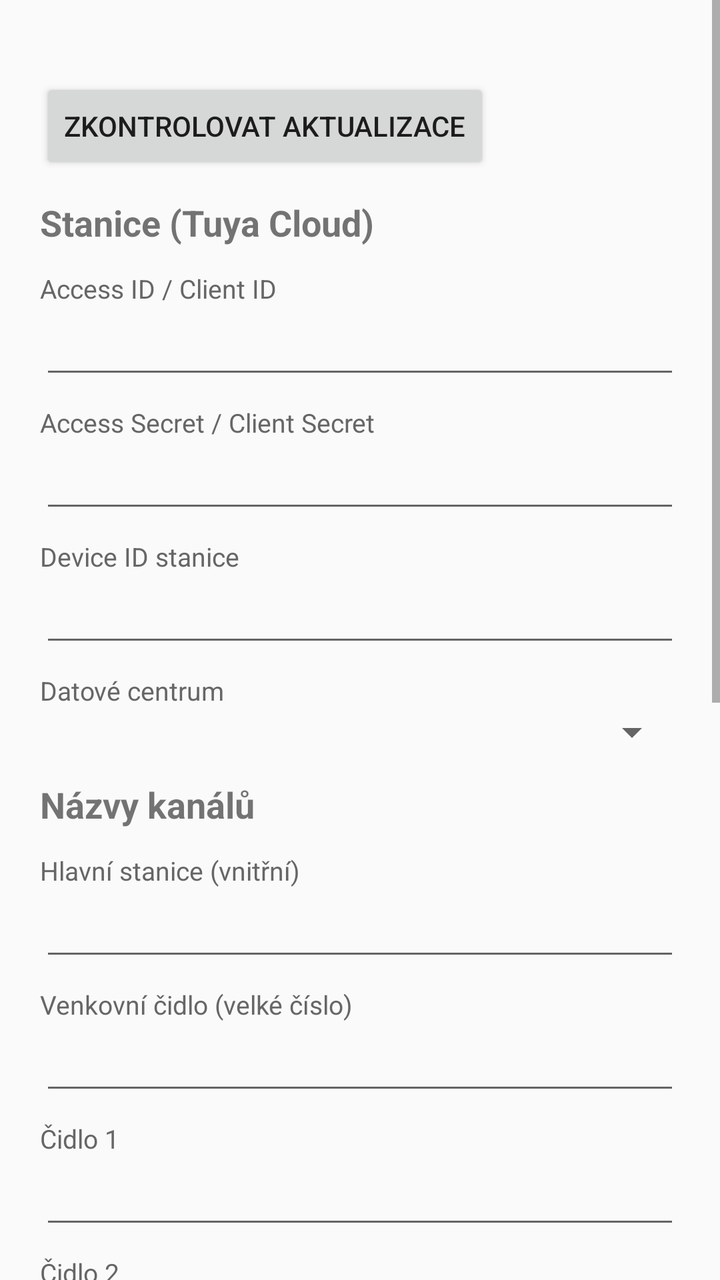
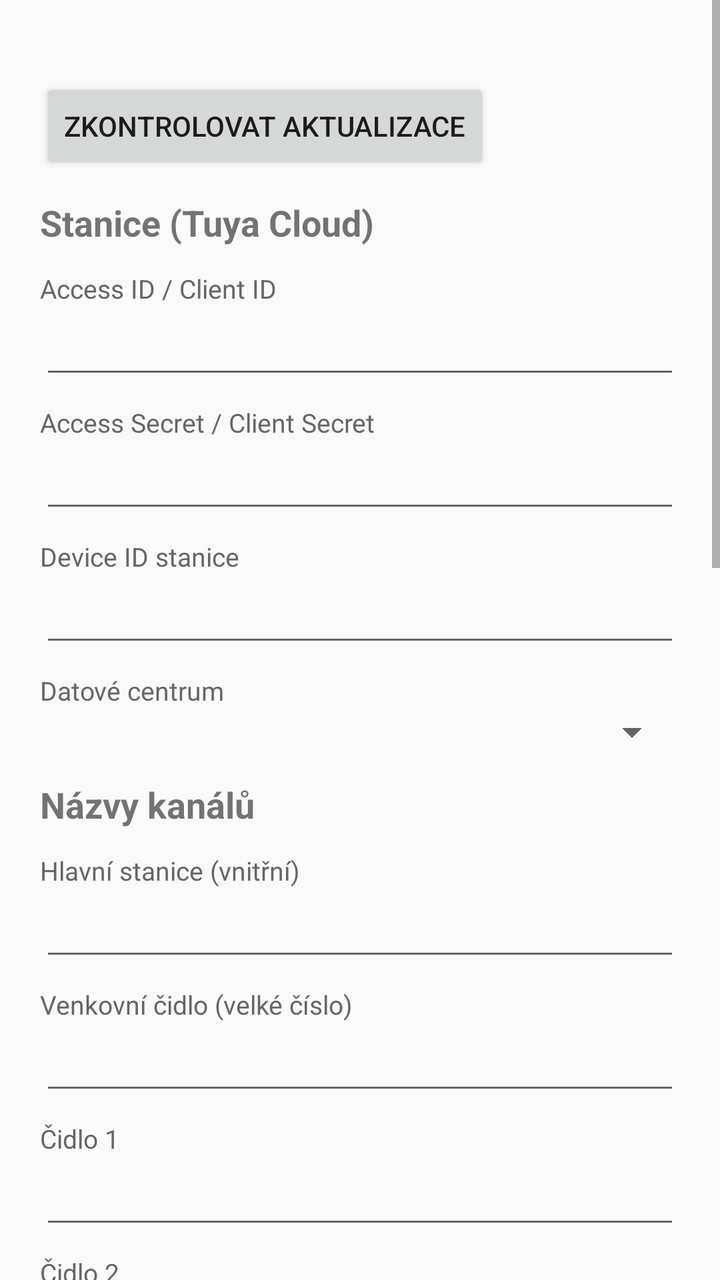

An Android layout rendered at two revisions. The XML below is the earlier revision; the diff shows what the commit changed to produce the second picture.
<!-- AndroidManifest.xml: application theme android:Theme.Material.Light.DarkActionBar -->
<!-- res/layout/activity_settings.xml -->
<?xml version="1.0" encoding="utf-8"?>
<ScrollView xmlns:android="http://schemas.android.com/apk/res/android"
    android:layout_width="match_parent"
    android:layout_height="match_parent"
    android:fitsSystemWindows="true">

    <LinearLayout
        android:layout_width="match_parent"
        android:layout_height="wrap_content"
        android:orientation="vertical"
        android:padding="20dp">

        
        <TextView
            android:id="@+id/update_status"
            android:layout_width="match_parent"
            android:layout_height="wrap_content"
            android:textSize="14sp" />

        <Button
            android:id="@+id/update_button"
            android:layout_width="wrap_content"
            android:layout_height="wrap_content"
            android:text="Zkontrolovat aktualizace" />

        <TextView style="@style/Section" android:text="Stanice (Tuya Cloud)" />

        <TextView style="@style/Label" android:text="Access ID / Client ID" />
        <EditText android:id="@+id/access_id" style="@style/Field" android:inputType="text" />

        <TextView style="@style/Label" android:text="Access Secret / Client Secret" />
        <EditText android:id="@+id/access_secret" style="@style/Field" android:inputType="textPassword" />

        <TextView style="@style/Label" android:text="Device ID stanice" />
        <EditText android:id="@+id/device_id" style="@style/Field" android:inputType="text" />

        <TextView style="@style/Label" android:text="Datové centrum" />
        <Spinner
            android:id="@+id/data_center"
            android:layout_width="match_parent"
            android:layout_height="wrap_content" />

        <TextView style="@style/Section" android:text="Názvy kanálů" />

        <TextView style="@style/Label" android:text="Hlavní stanice (vnitřní)" />
        <EditText android:id="@+id/name_in" style="@style/Field" android:inputType="text" />

        <TextView style="@style/Label" android:text="Venkovní čidlo (velké číslo)" />
        <EditText android:id="@+id/name_out" style="@style/Field" android:inputType="text" />

        <TextView style="@style/Label" android:text="Čidlo 1" />
        <EditText android:id="@+id/name_s1" style="@style/Field" android:inputType="text" />

        <TextView style="@style/Label" android:text="Čidlo 2" />
        <EditText android:id="@+id/name_s2" style="@style/Field" android:inputType="text" />

        <TextView style="@style/Label" android:text="Čidlo 3" />
        <EditText android:id="@+id/name_s3" style="@style/Field" android:inputType="text" />

        <TextView style="@style/Section" android:text="Předpověď na 10 dní" />

        <TextView style="@style/Label" android:text="Zdroj" />
        <Spinner
            android:id="@+id/fc_source"
            android:layout_width="match_parent"
            android:layout_height="wrap_content" />

        <TextView
            android:id="@+id/google_key_label"
            style="@style/Label"
            android:text="Google Maps Platform API klíč (Weather API)" />
        <EditText android:id="@+id/google_key" style="@style/Field" android:inputType="textPassword" />

        <TextView style="@style/Label" android:text="Místo" />
        <EditText android:id="@+id/loc_name" style="@style/Field" android:inputType="text" />

        <LinearLayout
            android:layout_width="match_parent"
            android:layout_height="wrap_content"
            android:orientation="horizontal">

            <LinearLayout
                android:layout_width="0dp"
                android:layout_height="wrap_content"
                android:layout_weight="1"
                android:orientation="vertical">
                <TextView style="@style/Label" android:text="Zeměpisná šířka" />
                <EditText
                    android:id="@+id/loc_lat"
                    style="@style/Field"
                    android:inputType="numberDecimal|numberSigned" />
            </LinearLayout>

            <LinearLayout
                android:layout_width="0dp"
                android:layout_height="wrap_content"
                android:layout_marginStart="12dp"
                android:layout_weight="1"
                android:orientation="vertical">
                <TextView style="@style/Label" android:text="Zeměpisná délka" />
                <EditText
                    android:id="@+id/loc_lon"
                    style="@style/Field"
                    android:inputType="numberDecimal|numberSigned" />
            </LinearLayout>
        </LinearLayout>

        <Button
            android:id="@+id/save"
            android:layout_width="match_parent"
            android:layout_height="wrap_content"
            android:layout_marginTop="20dp"
            android:text="Uložit a otestovat" />

        <TextView
            android:id="@+id/result"
            android:layout_width="match_parent"
            android:layout_height="wrap_content"
            android:layout_marginTop="16dp"
            android:fontFamily="monospace"
            android:textIsSelectable="true"
            android:textSize="13sp" />
    </LinearLayout>
</ScrollView>
<!-- resources referenced by this layout -->
<resources>
  <style name="Field">
          <item name="android:layout_width">match_parent</item>
          <item name="android:layout_height">wrap_content</item>
          <item name="android:singleLine">true</item>
      </style>
  <style name="Label">
          <item name="android:layout_width">match_parent</item>
          <item name="android:layout_height">wrap_content</item>
          <item name="android:layout_marginTop">8dp</item>
          <item name="android:textSize">13sp</item>
          <item name="android:textColor">#666666</item>
      </style>
  <style name="Section">
          <item name="android:layout_width">match_parent</item>
          <item name="android:layout_height">wrap_content</item>
          <item name="android:layout_marginTop">12dp</item>
          <item name="android:layout_marginBottom">4dp</item>
          <item name="android:textSize">18sp</item>
          <item name="android:textStyle">bold</item>
      </style>
</resources>

<!-- the commit's change to res/layout/activity_settings.xml (unified diff, before → after) -->
@@ -105,6 +105,72 @@
             </LinearLayout>
         </LinearLayout>
 
+        <TextView style="@style/Section" android:text="Televize – jas a noční režim" />
+
+        <TextView
+            android:id="@+id/tv_day_label"
+            style="@style/Label"
+            android:text="Jas ve dne" />
+        <SeekBar
+            android:id="@+id/tv_day"
+            android:layout_width="match_parent"
+            android:layout_height="wrap_content"
+            android:max="100" />
+
+        <CheckBox
+            android:id="@+id/tv_night_on"
+            android:layout_width="wrap_content"
+            android:layout_height="wrap_content"
+            android:layout_marginTop="8dp"
+            android:text="Noční režim" />
+
+        <TextView
+            android:id="@+id/tv_night_label"
+            style="@style/Label"
+            android:text="Jas v noci" />
+        <SeekBar
+            android:id="@+id/tv_night"
+            android:layout_width="match_parent"
+            android:layout_height="wrap_content"
+            android:max="100" />
+
+        <LinearLayout
+            android:layout_width="match_parent"
+            android:layout_height="wrap_content"
+            android:orientation="horizontal">
+
+            <LinearLayout
+                android:layout_width="0dp"
+                android:layout_height="wrap_content"
+                android:layout_weight="1"
+                android:orientation="vertical">
+                <TextView style="@style/Label" android:text="Noc od (hodina)" />
+                <EditText
+                    android:id="@+id/tv_night_from"
+                    style="@style/Field"
+                    android:inputType="number"
+                    android:maxLength="2" />
+            </LinearLayout>
+
+            <LinearLayout
+                android:layout_width="0dp"
+                android:layout_height="wrap_content"
+                android:layout_marginStart="12dp"
+                android:layout_weight="1"
+                android:orientation="vertical">
+                <TextView style="@style/Label" android:text="Noc do (hodina)" />
+                <EditText
+                    android:id="@+id/tv_night_to"
+                    style="@style/Field"
+                    android:inputType="number"
+                    android:maxLength="2" />
+            </LinearLayout>
+        </LinearLayout>
+
+        <TextView
+            style="@style/Label"
+            android:text="Na panelu v televizi mění jas i šipky nahoru/dolů. OK = nastavení, šipka doprava = obnovit." />
+
         <Button
             android:id="@+id/save"
             android:layout_width="match_parent"
